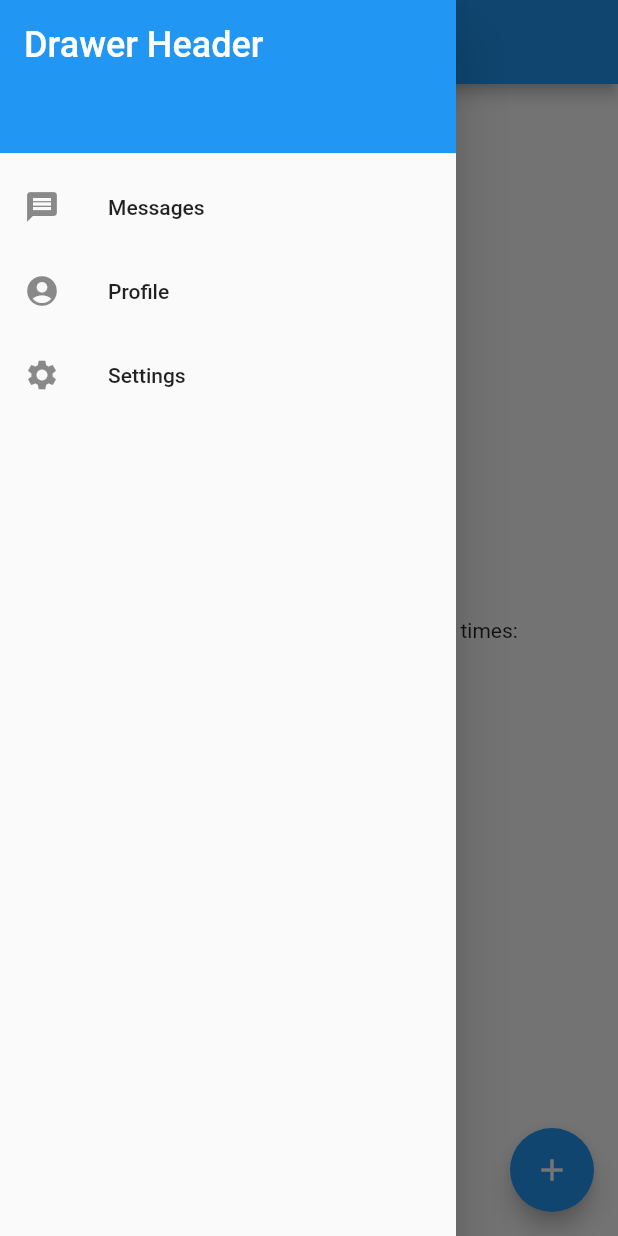
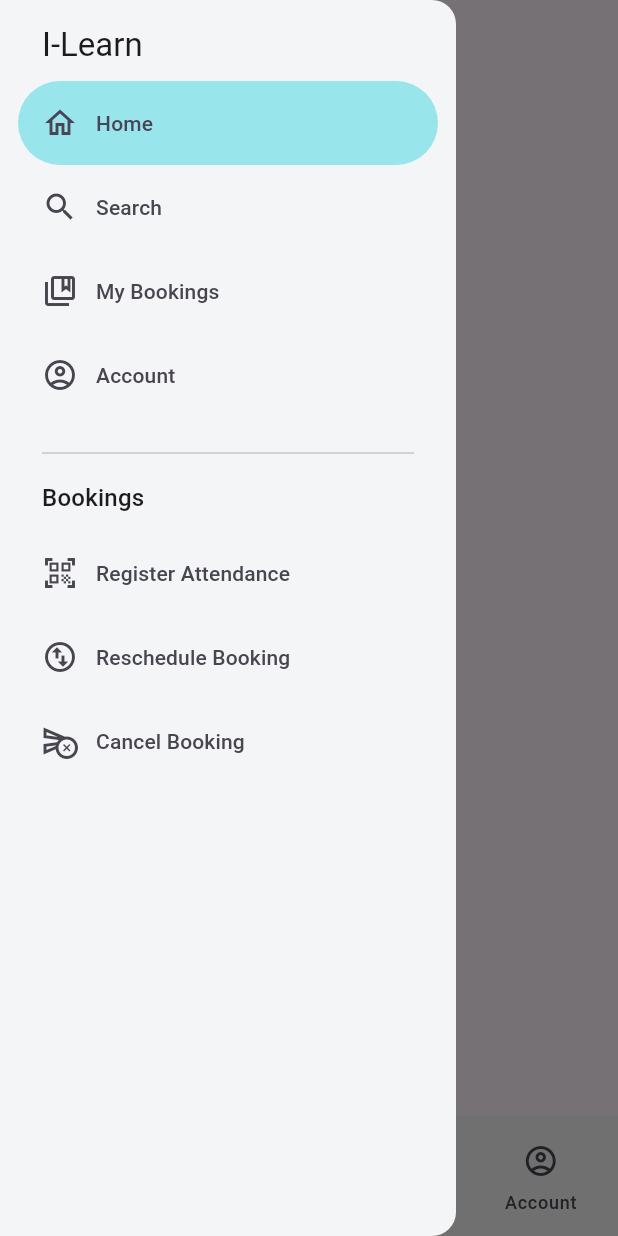
Before and after one commit to BelchieBen/I-Learn, a Flutter app: the screen it shows after launch, with the side drawer open, on a phone screen of 412 x 824 dp. Run offline on Flutter 3.47's test engine with Material 2 defaults, Android fonts, the phone set to English and light mode, and no system bars.

Commit message:
Added side drawer and bottom navigation

```diff
--- a/lib/main.dart
+++ b/lib/main.dart
@@ -1,147 +1,23 @@
 import 'package:flutter/material.dart';
+import 'src/components/scaffold/app_scaffold.dart';
 
 void main() {
-  runApp(const MyApp());
+  runApp(
+    MaterialApp(
+      title: 'NavigationDrawer Example',
+      debugShowCheckedModeBanner: false,
+      theme: ThemeData(
+          useMaterial3: true,
+          primaryColor: const Color.fromRGBO(92, 199, 208, 1),
+          navigationBarTheme: const NavigationBarThemeData(
+            indicatorColor: Color.fromRGBO(92, 199, 208, 1),
+            backgroundColor: Color.fromRGBO(244, 245, 246, 1),
+          ),
+          navigationDrawerTheme: const NavigationDrawerThemeData(
+            indicatorColor: Color.fromRGBO(152, 229, 236, 1),
+            backgroundColor: Color.fromRGBO(244, 245, 246, 1),
+          )),
+      home: const AppScaffold(),
+    ),
+  );
 }
-
-class MyApp extends StatelessWidget {
-  const MyApp({super.key});
-
-  // This widget is the root of your application.
-  @override
-  Widget build(BuildContext context) {
-    return MaterialApp(
-      title: 'Flutter Demo',
-      theme: ThemeData(
-        // This is the theme of your application.
-        //
-        // Try running your application with "flutter run". You'll see the
-        // application has a blue toolbar. Then, without quitting the app, try
-        // changing the primarySwatch below to Colors.green and then invoke
-        // "hot reload" (press "r" in the console where you ran "flutter run",
-        // or simply save your changes to "hot reload" in a Flutter IDE).
-        // Notice that the counter didn't reset back to zero; the application
-        // is not restarted.
-        primarySwatch: Colors.blue,
-      ),
-      home: const MyHomePage(title: 'Flutter Demo Home Page'),
-    );
-  }
-}
-
-class MyHomePage extends StatefulWidget {
-  const MyHomePage({super.key, required this.title});
-
-  // This widget is the home page of your application. It is stateful, meaning
-  // that it has a State object (defined below) that contains fields that affect
-  // how it looks.
-
-  // This class is the configuration for the state. It holds the values (in this
-  // case the title) provided by the parent (in this case the App widget) and
-  // used by the build method of the State. Fields in a Widget subclass are
-  // always marked "final".
-
-  final String title;
-
-  @override
-  State<MyHomePage> createState() => _MyHomePageState();
-}
-
-class _MyHomePageState extends State<MyHomePage> {
-  int _counter = 0;
-
-  void _incrementCounter() {
-    setState(() {
-      // This call to setState tells the Flutter framework that something has
-      // changed in this State, which causes it to rerun the build method below
-      // so that the display can reflect the updated values. If we changed
-      // _counter without calling setState(), then the build method would not be
-      // called again, and so nothing would appear to happen.
-      _counter++;
-    });
-  }
-
-  @override
-  Widget build(BuildContext context) {
-    // This method is rerun every time setState is called, for instance as done
-    // by the _incrementCounter method above.
-    //
-    // The Flutter framework has been optimized to make rerunning build methods
-    // fast, so that you can just rebuild anything that needs updating rather
-    // than having to individually change instances of widgets.
-    return Scaffold(
-      appBar: AppBar(
-        // Here we take the value from the MyHomePage object that was created by
-        // the App.build method, and use it to set our appbar title.
-        title: Text(widget.title),
-      ),
-      drawer: Drawer(
-        child: ListView(
-          padding: EdgeInsets.zero,
-          children: const <Widget>[
-            SizedBox(
-              height: 110,
-              child: DrawerHeader(
-                decoration: BoxDecoration(color: Colors.blue),
-                child: Text(
-                  'Drawer Header',
-                  style: TextStyle(
-                    color: Colors.white,
-                    fontSize: 24,
-                  ),
-                ),
-              ),
-            ),
-            ListTile(
-              leading: Icon(Icons.message),
-              title: Text('Messages'),
-            ),
-            ListTile(
-              leading: Icon(Icons.account_circle),
-              title: Text('Profile'),
-            ),
-            ListTile(
-              leading: Icon(Icons.settings),
-              title: Text('Settings'),
-            ),
-          ],
-        ),
-      ),
-      body: Center(
-        // Center is a layout widget. It takes a single child and positions it
-        // in the middle of the parent.
-        child: Column(
-          // Column is also a layout widget. It takes a list of children and
-          // arranges them vertically. By default, it sizes itself to fit its
-          // children horizontally, and tries to be as tall as its parent.
-          //
-          // Invoke "debug painting" (press "p" in the console, choose the
-          // "Toggle Debug Paint" action from the Flutter Inspector in Android
-          // Studio, or the "Toggle Debug Paint" command in Visual Studio Code)
-          // to see the wireframe for each widget.
-          //
-          // Column has various properties to control how it sizes itself and
-          // how it positions its children. Here we use mainAxisAlignment to
-          // center the children vertically; the main axis here is the vertical
-          // axis because Columns are vertical (the cross axis would be
-          // horizontal).
-          mainAxisAlignment: MainAxisAlignment.center,
-          children: <Widget>[
-            const Text(
-              'You have pushed the button this many times:',
-            ),
-            Text(
-              '$_counter',
-              style: Theme.of(context).textTheme.headline4,
-            ),
-          ],
-        ),
-      ),
-      floatingActionButton: FloatingActionButton(
-        onPressed: _incrementCounter,
-        tooltip: 'Increment',
-        child: const Icon(Icons.add),
-      ), // This trailing comma makes auto-formatting nicer for build methods.
-    );
-  }
-}
--- /dev/null
+++ b/lib/src/components/scaffold/app_scaffold.dart
@@ -0,0 +1,99 @@
+import 'package:booking_app/src/util/page_list.dart';
+import 'package:flutter/material.dart';
+
+class AppScaffold extends StatefulWidget {
+  const AppScaffold({super.key});
+
+  @override
+  State<AppScaffold> createState() => _AppScaffoldState();
+}
+
+class _AppScaffoldState extends State<AppScaffold> {
+  final GlobalKey<ScaffoldState> scaffoldKey = GlobalKey<ScaffoldState>();
+
+  int screenIndex = 0;
+  late bool showNavigationDrawer;
+
+  void handleScreenChanged(int selectedScreen) {
+    setState(() {
+      screenIndex = selectedScreen;
+    });
+  }
+
+  Widget buildAppScaffold() {
+    return Scaffold(
+      key: scaffoldKey,
+      appBar: AppBar(
+        title: const Text("I-Learn"),
+      ),
+      body: Center(
+        child: pages.elementAt(screenIndex),
+      ),
+      bottomNavigationBar: NavigationBar(
+        selectedIndex: screenIndex,
+        onDestinationSelected: (int index) {
+          setState(() {
+            screenIndex = index;
+          });
+        },
+        destinations: pageDestinations.map((PageDestination page) {
+          return NavigationDestination(
+            label: page.label,
+            icon: page.icon,
+            selectedIcon: page.selectedIcon,
+          );
+        }).toList(),
+      ),
+      drawer: NavigationDrawer(
+        onDestinationSelected: handleScreenChanged,
+        selectedIndex: screenIndex,
+        children: <Widget>[
+          Padding(
+            padding: const EdgeInsets.fromLTRB(28, 16, 16, 10),
+            child: Text(
+              'I-Learn',
+              style: Theme.of(context).textTheme.titleLarge,
+            ),
+          ),
+          ...pageDestinations.map((PageDestination destination) {
+            return NavigationDrawerDestination(
+              label: Text(
+                destination.label,
+              ),
+              icon: destination.icon,
+            );
+          }),
+          const Padding(
+            padding: EdgeInsets.fromLTRB(28, 16, 28, 10),
+            child: Divider(),
+          ),
+          Padding(
+            padding: const EdgeInsets.fromLTRB(28, 0, 16, 10),
+            child: Text(
+              'Bookings',
+              style: Theme.of(context).textTheme.titleMedium,
+            ),
+          ),
+          ...bookingDestinations.map((PageDestination destination) {
+            return NavigationDrawerDestination(
+              label: Text(
+                destination.label,
+              ),
+              icon: destination.icon,
+            );
+          }),
+        ],
+      ),
+    );
+  }
+
+  @override
+  void didChangeDependencies() {
+    super.didChangeDependencies();
+  }
+
+  @override
+  Widget build(BuildContext context) {
+    return buildAppScaffold();
+  }
+}
--- /dev/null
+++ b/lib/src/pages/home.dart
@@ -0,0 +1,15 @@
+import 'package:flutter/material.dart';
+
+class Home extends StatefulWidget {
+  const Home({super.key});
+
+  @override
+  State<Home> createState() => _HomeState();
+}
+
+class _HomeState extends State<Home> {
+  @override
+  Widget build(BuildContext context) {
+    return Text("Homepage");
+  }
+}
--- /dev/null
+++ b/lib/src/util/page_list.dart
@@ -0,0 +1,81 @@
+import 'package:booking_app/src/pages/account.dart';
+import 'package:booking_app/src/pages/booking/cancel_booking.dart';
+import 'package:booking_app/src/pages/home.dart';
+import 'package:booking_app/src/pages/booking/my_bookings.dart';
+import 'package:booking_app/src/pages/booking/register_attendance.dart';
+import 'package:booking_app/src/pages/booking/reschedule_booking.dart';
+import 'package:booking_app/src/pages/courses/search_courses.dart';
+import 'package:flutter/material.dart';
+
+final List<Widget> pages = <Widget>[
+  const Home(),
+  const SearchCourses(),
+  const MyBookings(),
+  const MyAccount(),
+  const RegisterAttendance(),
+  const RescheduleBooking(),
+  const CancelBooking()
+];
+
+class PageDestination {
+  const PageDestination(this.label, this.icon, this.selectedIcon);
+
+  final String label;
+  final Widget icon;
+  final Widget selectedIcon;
+}
+
+const List<PageDestination> pageDestinations = <PageDestination>[
+  PageDestination(
+      'Home',
+      Icon(Icons.home_outlined),
+      Icon(
+        Icons.home,
+        color: Colors.white,
+      )),
+  PageDestination(
+      'Search',
+      Icon(Icons.search_outlined),
+      Icon(
+        Icons.search,
+        color: Colors.white,
+      )),
+  PageDestination(
+      'My Bookings',
+      Icon(Icons.collections_bookmark_outlined),
+      Icon(
+        Icons.collections_bookmark,
+        color: Colors.white,
+      )),
+  PageDestination(
+      'Account',
+      Icon(Icons.account_circle_outlined),
+      Icon(
+        Icons.account_circle,
+        color: Colors.white,
+      )),
+];
+
+const List<PageDestination> bookingDestinations = <PageDestination>[
+  PageDestination(
+      'Register Attendance',
+      Icon(Icons.qr_code_scanner_outlined),
+      Icon(
+        Icons.qr_code_scanner,
+        color: Colors.white,
+      )),
+  PageDestination(
+      'Reschedule Booking',
+      Icon(Icons.swap_vert_circle_outlined),
+      Icon(
+        Icons.swap_vert_circle,
+        color: Colors.white,
+      )),
+  PageDestination(
+      'Cancel Booking',
+      Icon(Icons.cancel_schedule_send_outlined),
+      Icon(
+        Icons.cancel_schedule_send,
+        color: Colors.white,
+      )),
+];
```
Also changed, not shown: lib/src/pages/account.dart (added, +15 -0 lines), lib/src/pages/booking/cancel_booking.dart (added, +15 -0 lines), lib/src/pages/booking/my_bookings.dart (added, +15 -0 lines), lib/src/pages/booking/register_attendance.dart (added, +15 -0 lines), lib/src/pages/booking/reschedule_booking.dart (added, +15 -0 lines), lib/src/pages/courses/search_courses.dart (added, +15 -0 lines), pubspec.lock, 2 other files.
